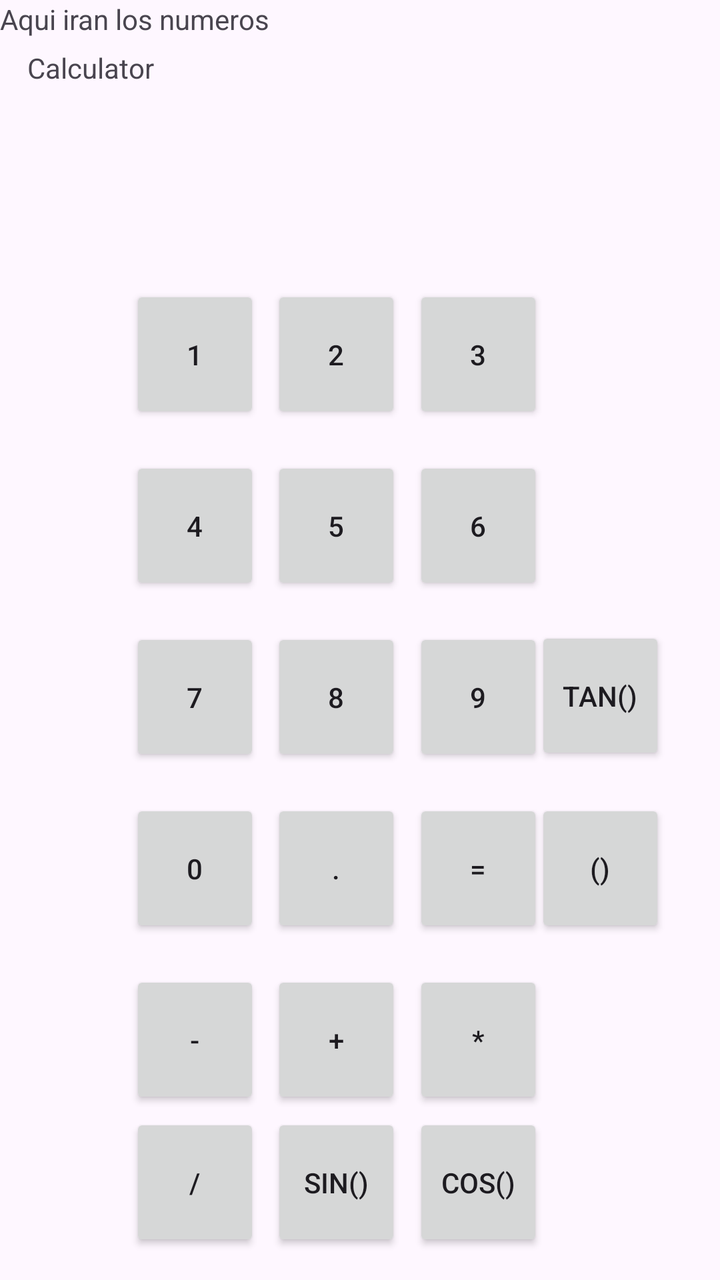
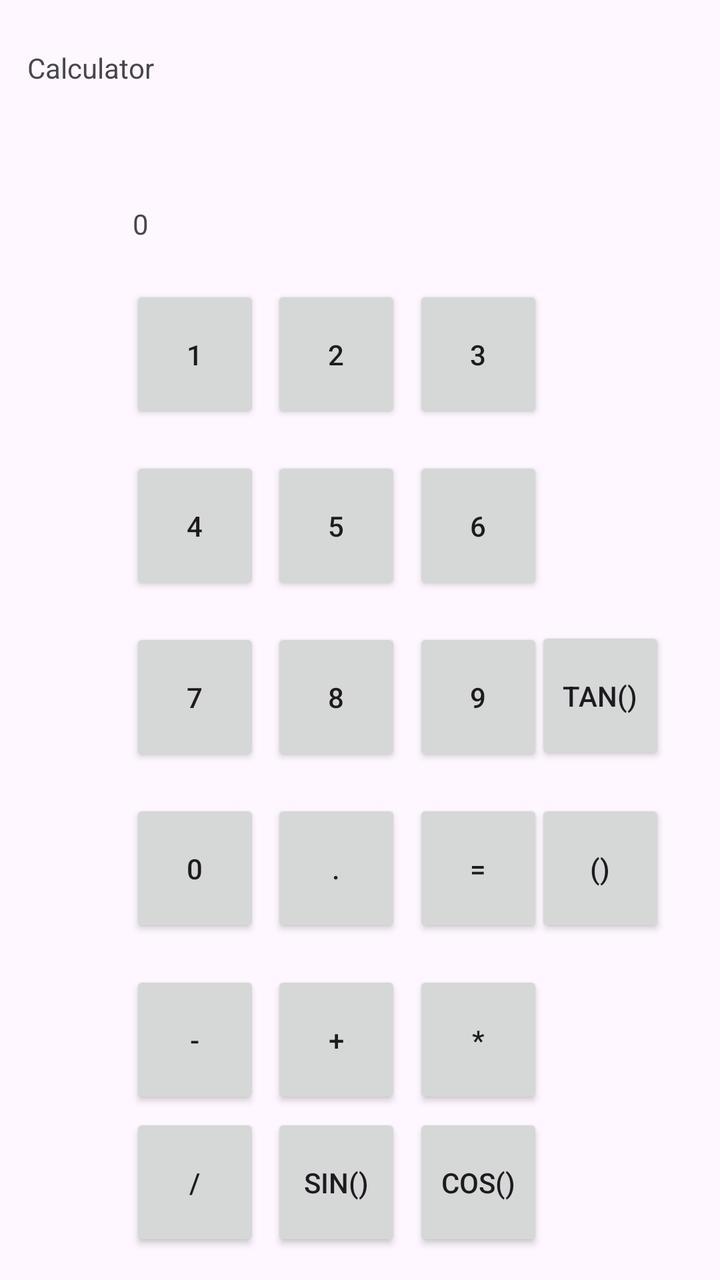

Two renders of the same Android screen: before a commit and after it. Below are the layout's source before the change and the commit's diff.
<!-- AndroidManifest.xml: application theme Theme.MyApplication -->
<!-- res/layout/activity_main.xml -->
<?xml version="1.0" encoding="utf-8"?>
<androidx.constraintlayout.widget.ConstraintLayout xmlns:android="http://schemas.android.com/apk/res/android"
    xmlns:app="http://schemas.android.com/apk/res-auto"
    xmlns:tools="http://schemas.android.com/tools"
    android:id="@+id/main"
    android:layout_width="match_parent"
    android:layout_height="match_parent"
    tools:context=".MainActivity">

    <Button
        android:id="@+id/buttonBracket"
        android:layout_width="65dp"
        android:layout_height="69dp"
        android:text="()"
        app:layout_constraintBottom_toBottomOf="parent"
        app:layout_constraintEnd_toEndOf="parent"
        app:layout_constraintHorizontal_bias="0.907"
        app:layout_constraintStart_toStartOf="parent"
        app:layout_constraintTop_toTopOf="parent"
        app:layout_constraintVertical_bias="0.7" />

    <Button
        android:id="@+id/buttonTan"
        android:layout_width="65dp"
        android:layout_height="69dp"
        android:text="Tan()"
        app:layout_constraintBottom_toBottomOf="parent"
        app:layout_constraintEnd_toEndOf="parent"
        app:layout_constraintHorizontal_bias="0.907"
        app:layout_constraintStart_toStartOf="parent"
        app:layout_constraintTop_toTopOf="parent"
        app:layout_constraintVertical_bias="0.549" />

    <Button
        android:id="@+id/buttonCos"
        android:layout_width="65dp"
        android:layout_height="69dp"
        android:text="Cos()"
        app:layout_constraintBottom_toBottomOf="parent"
        app:layout_constraintEnd_toEndOf="parent"
        app:layout_constraintHorizontal_bias="0.70"
        app:layout_constraintStart_toStartOf="parent"
        app:layout_constraintTop_toTopOf="parent"
        app:layout_constraintVertical_bias="0.975" />

    <Button
        android:id="@+id/buttonSin"
        android:layout_width="65dp"
        android:layout_height="69dp"
        android:text="Sin()"
        app:layout_constraintBottom_toBottomOf="parent"
        app:layout_constraintEnd_toEndOf="parent"
        app:layout_constraintHorizontal_bias="0.46"
        app:layout_constraintStart_toStartOf="parent"
        app:layout_constraintTop_toTopOf="parent"
        app:layout_constraintVertical_bias="0.975" />

    <Button
        android:id="@+id/buttonDividedBy"
        android:layout_width="65dp"
        android:layout_height="69dp"
        android:text="/"
        app:layout_constraintBottom_toBottomOf="parent"
        app:layout_constraintEnd_toEndOf="parent"
        app:layout_constraintHorizontal_bias="0.22"
        app:layout_constraintStart_toStartOf="parent"
        app:layout_constraintTop_toTopOf="parent"
        app:layout_constraintVertical_bias="0.975" />

    <Button
        android:id="@+id/buttonTimes"
        android:layout_width="65dp"
        android:layout_height="69dp"
        android:text="*"
        app:layout_constraintBottom_toBottomOf="parent"
        app:layout_constraintEnd_toEndOf="parent"
        app:layout_constraintHorizontal_bias="0.70"
        app:layout_constraintStart_toStartOf="parent"
        app:layout_constraintTop_toTopOf="parent"
        app:layout_constraintVertical_bias="0.85" />

    <Button
        android:id="@+id/buttonPlus"
        android:layout_width="65dp"
        android:layout_height="69dp"
        android:text="+"
        app:layout_constraintBottom_toBottomOf="parent"
        app:layout_constraintEnd_toEndOf="parent"
        app:layout_constraintHorizontal_bias="0.46"
        app:layout_constraintStart_toStartOf="parent"
        app:layout_constraintTop_toTopOf="parent"
        app:layout_constraintVertical_bias="0.85" />

    <Button
        android:id="@+id/buttonMinus"
        android:layout_width="65dp"
        android:layout_height="69dp"
        android:text="-"
        app:layout_constraintBottom_toBottomOf="parent"
        app:layout_constraintEnd_toEndOf="parent"
        app:layout_constraintHorizontal_bias="0.22"
        app:layout_constraintStart_toStartOf="parent"
        app:layout_constraintTop_toTopOf="parent"
        app:layout_constraintVertical_bias="0.85" />

    <Button
        android:id="@+id/button3"
        android:layout_width="65dp"
        android:layout_height="69dp"
        android:text="3"
        app:layout_constraintBottom_toBottomOf="parent"
        app:layout_constraintEnd_toEndOf="parent"
        app:layout_constraintHorizontal_bias="0.70"
        app:layout_constraintStart_toStartOf="parent"
        app:layout_constraintTop_toTopOf="parent"
        app:layout_constraintVertical_bias="0.25" />

    <Button
        android:id="@+id/button4"
        android:layout_width="65dp"
        android:layout_height="69dp"
        android:text="4"
        app:layout_constraintBottom_toBottomOf="parent"
        app:layout_constraintEnd_toEndOf="parent"
        app:layout_constraintHorizontal_bias="0.22"
        app:layout_constraintStart_toStartOf="parent"
        app:layout_constraintTop_toTopOf="parent"
        app:layout_constraintVertical_bias="0.4" />

    <Button
        android:id="@+id/button5"
        android:layout_width="65dp"
        android:layout_height="69dp"
        android:text="5"
        app:layout_constraintBottom_toBottomOf="parent"
        app:layout_constraintEnd_toEndOf="parent"
        app:layout_constraintHorizontal_bias="0.46"
        app:layout_constraintStart_toStartOf="parent"
        app:layout_constraintTop_toTopOf="parent"
        app:layout_constraintVertical_bias="0.4" />

    <Button
        android:id="@+id/button6"
        android:layout_width="65dp"
        android:layout_height="69dp"
        android:text="6"
        app:layout_constraintBottom_toBottomOf="parent"
        app:layout_constraintEnd_toEndOf="parent"
        app:layout_constraintHorizontal_bias="0.70"
        app:layout_constraintStart_toStartOf="parent"
        app:layout_constraintTop_toTopOf="parent"
        app:layout_constraintVertical_bias="0.4" />

    <Button
        android:id="@+id/button7"
        android:layout_width="65dp"
        android:layout_height="69dp"
        android:text="7"
        app:layout_constraintBottom_toBottomOf="parent"
        app:layout_constraintEnd_toEndOf="parent"
        app:layout_constraintHorizontal_bias="0.22"
        app:layout_constraintStart_toStartOf="parent"
        app:layout_constraintTop_toTopOf="parent"
        app:layout_constraintVertical_bias="0.55" />

    <Button
        android:id="@+id/button8"
        android:layout_width="65dp"
        android:layout_height="69dp"
        android:text="8"
        app:layout_constraintBottom_toBottomOf="parent"
        app:layout_constraintEnd_toEndOf="parent"
        app:layout_constraintHorizontal_bias="0.46"
        app:layout_constraintStart_toStartOf="parent"
        app:layout_constraintTop_toTopOf="parent"
        app:layout_constraintVertical_bias="0.55" />

    <Button
        android:id="@+id/button9"
        android:layout_width="65dp"
        android:layout_height="69dp"
        android:text="9"
        app:layout_constraintBottom_toBottomOf="parent"
        app:layout_constraintEnd_toEndOf="parent"
        app:layout_constraintHorizontal_bias="0.70"
        app:layout_constraintStart_toStartOf="parent"
        app:layout_constraintTop_toTopOf="parent"
        app:layout_constraintVertical_bias="0.55" />

    <Button
        android:id="@+id/button0"
        android:layout_width="65dp"
        android:layout_height="69dp"
        android:text="0"
        app:layout_constraintBottom_toBottomOf="parent"
        app:layout_constraintEnd_toEndOf="parent"
        app:layout_constraintHorizontal_bias="0.22"
        app:layout_constraintStart_toStartOf="parent"
        app:layout_constraintTop_toTopOf="parent"
        app:layout_constraintVertical_bias="0.70" />

    <Button
        android:id="@+id/buttonPoint"
        android:layout_width="65dp"
        android:layout_height="69dp"
        android:text="."
        app:layout_constraintBottom_toBottomOf="parent"
        app:layout_constraintEnd_toEndOf="parent"
        app:layout_constraintHorizontal_bias="0.46"
        app:layout_constraintStart_toStartOf="parent"
        app:layout_constraintTop_toTopOf="parent"
        app:layout_constraintVertical_bias="0.7" />

    <Button
        android:id="@+id/buttonEquals"
        android:layout_width="65dp"
        android:layout_height="69dp"
        android:text="="
        app:layout_constraintBottom_toBottomOf="parent"
        app:layout_constraintEnd_toEndOf="parent"
        app:layout_constraintHorizontal_bias="0.70"
        app:layout_constraintStart_toStartOf="parent"
        app:layout_constraintTop_toTopOf="parent"
        app:layout_constraintVertical_bias="0.7" />

    <Button
        android:id="@+id/button2"
        android:layout_width="65dp"
        android:layout_height="69dp"
        android:text="2"
        app:layout_constraintBottom_toBottomOf="parent"
        app:layout_constraintEnd_toEndOf="parent"
        app:layout_constraintHorizontal_bias="0.46"
        app:layout_constraintStart_toStartOf="parent"
        app:layout_constraintTop_toTopOf="parent"
        app:layout_constraintVertical_bias="0.25" />

    <TextView
        android:layout_width="wrap_content"
        android:layout_height="wrap_content"
        android:text="Calculator"
        app:layout_constraintBottom_toBottomOf="parent"
        app:layout_constraintEnd_toEndOf="parent"
        app:layout_constraintHorizontal_bias="0.046"
        app:layout_constraintStart_toStartOf="parent"
        app:layout_constraintTop_toTopOf="parent"
        app:layout_constraintVertical_bias="0.039" />

    <Button
        android:id="@+id/button"
        android:layout_width="65dp"
        android:layout_height="69dp"
        android:text="1"
        app:layout_constraintBottom_toBottomOf="parent"
        app:layout_constraintEnd_toEndOf="parent"
        app:layout_constraintHorizontal_bias="0.22"
        app:layout_constraintStart_toStartOf="parent"
        app:layout_constraintTop_toTopOf="parent"
        app:layout_constraintVertical_bias="0.25" />

    <TextView
        android:id="@+id/textView"
        android:layout_width="wrap_content"
        android:layout_height="wrap_content"
        android:text="Aqui iran los numeros"
        tools:layout_editor_absoluteX="80dp"
        tools:layout_editor_absoluteY="117dp" />

</androidx.constraintlayout.widget.ConstraintLayout>
<!-- resources referenced by this layout -->
<resources>
  <style name="Theme.MyApplication" parent="Base.Theme.MyApplication" />
  <style name="Base.Theme.MyApplication" parent="Theme.Material3.DayNight.NoActionBar">
          
          
      </style>
</resources>

<!-- the commit's change to res/layout/activity_main.xml (unified diff, before → after) -->
@@ -262,8 +262,12 @@
         android:id="@+id/textView"
         android:layout_width="wrap_content"
         android:layout_height="wrap_content"
-        android:text="Aqui iran los numeros"
-        tools:layout_editor_absoluteX="80dp"
-        tools:layout_editor_absoluteY="117dp" />
+        android:text="0"
+        app:layout_constraintBottom_toBottomOf="parent"
+        app:layout_constraintEnd_toEndOf="parent"
+        app:layout_constraintHorizontal_bias="0.188"
+        app:layout_constraintStart_toStartOf="parent"
+        app:layout_constraintTop_toTopOf="parent"
+        app:layout_constraintVertical_bias="0.165" />
 
 </androidx.constraintlayout.widget.ConstraintLayout>
